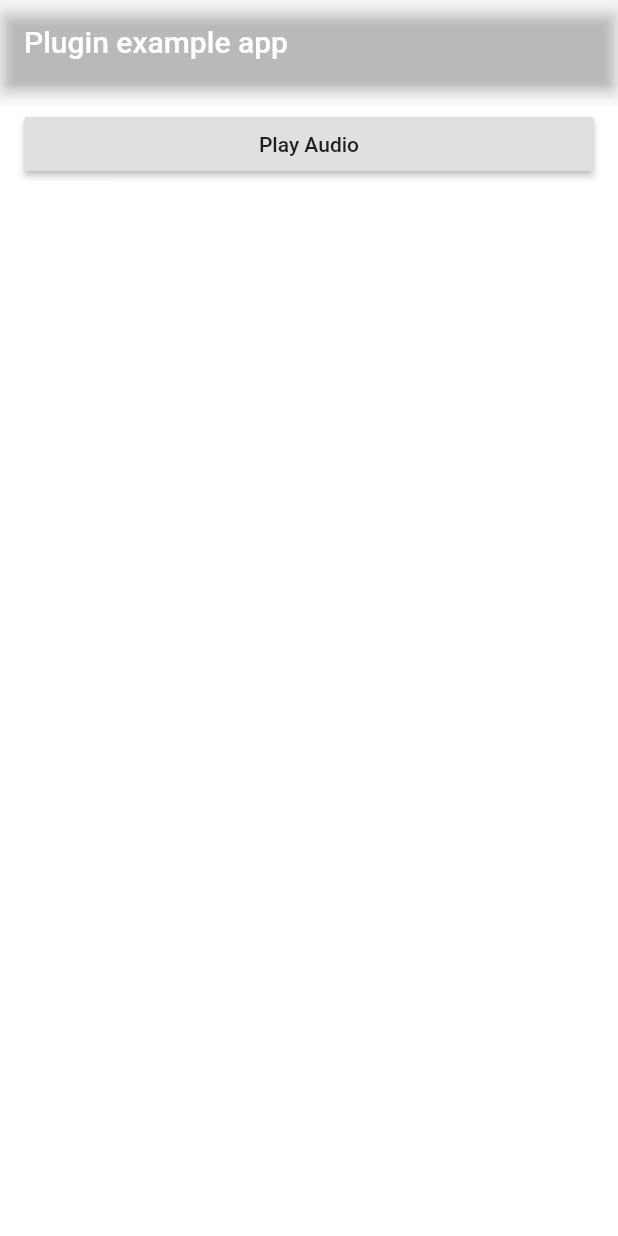
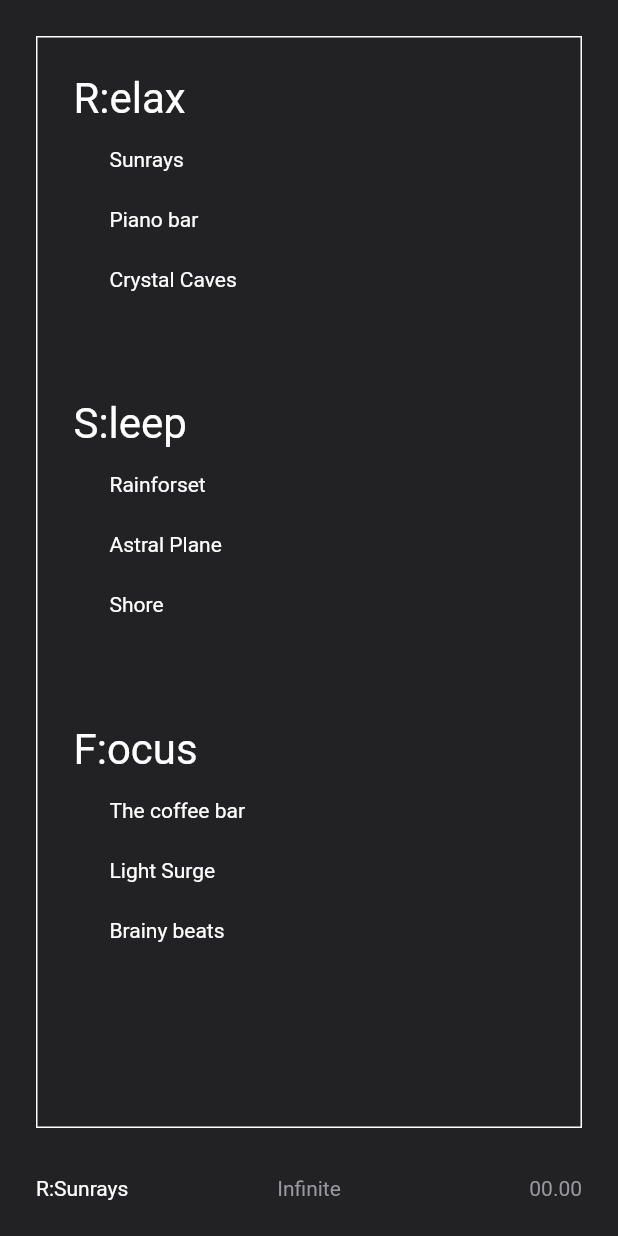
Before and after one commit to Toolenaar/pebbl-app, a Flutter app: the screen it shows after launch, on a phone screen of 412 x 824 dp. Run offline on Flutter 3.47's test engine with Material 2 defaults, Android fonts, the phone set to English and light mode, and no system bars; our stand-ins replace firebase_analytics; accounts and stored records are empty.

Commit message:
added ui for dashboard and list

```diff
--- a/lib/colors.dart
+++ /dev/null
@@ -1,5 +0,0 @@
-import 'dart:ui';
-
-class AppColors {
-  static const Color backgroundColor = Color(0x222224);
-}
--- /dev/null
+++ b/lib/logic/colors.dart
@@ -0,0 +1,6 @@
+import 'dart:ui';
+
+class AppColors {
+  static const Color background = Color(0xFF222224);
+  static const Color inactive = Color(0xFF9898A0);
+}
--- /dev/null
+++ b/lib/logic/texts.dart
@@ -0,0 +1,61 @@
+import 'package:flutter/material.dart';
+
+class H1Text extends StatelessWidget {
+  final String text;
+  final Color color;
+  final double fontSize;
+  const H1Text(this.text, {Key key, this.color = Colors.white, this.fontSize}) : super(key: key);
+
+  @override
+  Widget build(BuildContext context) {
+    return Text(
+      text,
+      style: Theme.of(context).textTheme.headline4.copyWith(color: color, fontSize: fontSize),
+    );
+  }
+}
+
+class BodyText2 extends StatelessWidget {
+  final String text;
+  final Color color;
+  final double fontSize;
+  const BodyText2(this.text, {Key key, this.color = Colors.white, this.fontSize}) : super(key: key);
+
+  @override
+  Widget build(BuildContext context) {
+    return Text(
+      text,
+      style: Theme.of(context).textTheme.bodyText2.copyWith(color: color, fontSize: fontSize),
+    );
+  }
+}
+
+class BodyText1 extends StatelessWidget {
+  final String text;
+  final Color color;
+  final double fontSize;
+  const BodyText1(this.text, {Key key, this.color = Colors.white, this.fontSize}) : super(key: key);
+
+  @override
+  Widget build(BuildContext context) {
+    return Text(
+      text,
+      style: Theme.of(context).textTheme.bodyText1.copyWith(color: color, fontSize: fontSize),
+    );
+  }
+}
+
+class SubtitleText2 extends StatelessWidget {
+  final String text;
+  final Color color;
+  final double fontSize;
+  const SubtitleText2(this.text, {Key key, this.color = Colors.white, this.fontSize}) : super(key: key);
+
+  @override
+  Widget build(BuildContext context) {
+    return Text(
+      text,
+      style: Theme.of(context).textTheme.subtitle2.copyWith(color: color, fontSize: fontSize),
+    );
+  }
+}
--- a/lib/main.dart
+++ b/lib/main.dart
@@ -1,15 +1,40 @@
 import 'package:firebase_analytics/firebase_analytics.dart';
 import 'package:firebase_analytics/observer.dart';
 import 'package:flutter/material.dart';
-import 'package:pebbl/colors.dart';
+import 'package:pebbl/logic/colors.dart';
 
 import 'package:pebbl/model/audio_set.dart';
 import 'package:pebbl/model/stem.dart';
 import 'package:pebbl/plugin/audio_plugin.dart';
+import 'package:pebbl/presenter/sets_presenter.dart';
+import 'package:pebbl/view/dashboard_screen.dart';
 import 'package:pebbl/view/volume_slider.dart';
+import 'package:provider/provider.dart';
 
 void main() {
-  runApp(MyApp());
+  runApp(PebblApp());
+}
+
+class PebblApp extends StatelessWidget {
+  final FirebaseAnalytics analytics = FirebaseAnalytics();
+  PebblApp({Key key}) : super(key: key);
+
+  @override
+  Widget build(BuildContext context) {
+    return MultiProvider(
+      providers: [
+        ChangeNotifierProvider(
+          create: (context) => SetsPresenter(),
+        )
+      ],
+      child: MaterialApp(
+        navigatorObservers: [
+          FirebaseAnalyticsObserver(analytics: analytics),
+        ],
+        home: DashboardScreen(),
+      ),
+    );
+  }
 }
 
 class MyApp extends StatefulWidget {
@@ -70,9 +95,9 @@ class _MyAppState extends State<MyApp> {
         FirebaseAnalyticsObserver(analytics: analytics),
       ],
       home: Scaffold(
-        backgroundColor: AppColors.backgroundColor,
+        backgroundColor: AppColors.background,
         appBar: AppBar(
-          backgroundColor: AppColors.backgroundColor,
+          backgroundColor: AppColors.background,
           title: const Text('Plugin example app'),
         ),
         body: Center(
@@ -84,8 +109,8 @@ class _MyAppState extends State<MyApp> {
                   child: Text(_isPlaying ? 'Pause Audio' : 'Play Audio'),
                   onPressed: _isPlaying ? _pause : _play,
                 ),
-                const SizedBox(height:24),
-               // VolumeSlider(stem: Stem(fileName: 'Test',name: 'Test'),),
+                const SizedBox(height: 24),
+                // VolumeSlider(stem: Stem(fileName: 'Test',name: 'Test'),),
                 ..._createVolumeSliders()
               ],
             ),
--- a/lib/model/audio_set.dart
+++ b/lib/model/audio_set.dart
@@ -1,8 +1,57 @@
 import 'package:pebbl/model/stem.dart';
+
+class SetCategory {
+  final String name;
+  final List<AudioSet> sets;
+
+  SetCategory({this.name, this.sets});
+
+  //convert a list of audiosets to a list ordered by category
+  static List<SetCategory> fromAudioSetList(List<AudioSet> setList) {
+    final categoryMap = Map<String, SetCategory>();
+
+    for (var item in setList) {
+      var cat = categoryMap[item.category];
+      if (cat == null) {
+        categoryMap[item.category] = SetCategory(name: item.category, sets: [item]);
+      } else {
+        cat.sets.add(item);
+      }
+    }
+    final categoryList = List<SetCategory>();
+    categoryMap.forEach((key, value) {
+      categoryList.add(value);
+    });
+    return categoryList;
+  }
+}
 
 class AudioSet {
   final List<Stem> stems;
+  final String category;
+  final String name;
+  final String fileName;
 
-  AudioSet({this.stems});
+  AudioSet({this.stems, this.category, this.name, this.fileName});
 
+  static List<AudioSet> dummySets() {
+    var stems = [
+      Stem(fileName: 'test_1_0Core.mp3', name: 'Core'),
+      Stem(fileName: 'test_1_1low.mp3', name: 'Low'),
+      Stem(fileName: 'test_1_3blink.mp3', name: 'Blink'),
+      Stem(fileName: 'test_1_4birds.mp3', name: 'Birds'),
+      Stem(fileName: 'test_1_paars.mp3', name: 'Paars')
+    ];
+    return [
+      AudioSet(fileName: 'test', name: 'Sunrays', category: 'R:elax',stems: stems),
+      AudioSet(fileName: 'test', name: 'Piano bar', category: 'R:elax',stems: stems),
+      AudioSet(fileName: 'test', name: 'Crystal Caves', category: 'R:elax',stems: stems),
+      AudioSet(fileName: 'test', name: 'Rainforset', category: 'S:leep',stems: stems),
+      AudioSet(fileName: 'test', name: 'Astral Plane', category: 'S:leep',stems: stems),
+      AudioSet(fileName: 'test', name: 'Shore', category: 'S:leep',stems: stems),
+      AudioSet(fileName: 'test', name: 'The coffee bar', category: 'F:ocus',stems: stems),
+      AudioSet(fileName: 'test', name: 'Light Surge', category: 'F:ocus',stems: stems),
+      AudioSet(fileName: 'test', name: 'Brainy beats', category: 'F:ocus',stems: stems),
+    ];
+  }
 }
--- /dev/null
+++ b/lib/presenter/sets_presenter.dart
@@ -0,0 +1,7 @@
+import 'package:flutter/material.dart';
+import 'package:pebbl/model/audio_set.dart';
+class SetsPresenter with ChangeNotifier{
+  List<SetCategory> get setCategories {
+    return SetCategory.fromAudioSetList(AudioSet.dummySets());
+  }
+}
--- /dev/null
+++ b/lib/view/components/bottom_bar.dart
@@ -0,0 +1,72 @@
+import 'package:flutter/material.dart';
+import 'package:pebbl/logic/colors.dart';
+import 'package:pebbl/logic/texts.dart';
+
+class BottomBar extends StatelessWidget {
+  final Function(int) onTabChanged;
+  final int activeIndex;
+  const BottomBar({Key key, @required this.onTabChanged, this.activeIndex = 0}) : super(key: key);
+
+  @override
+  Widget build(BuildContext context) {
+    return Row(
+      mainAxisAlignment: MainAxisAlignment.spaceEvenly,
+      children: <Widget>[
+        Expanded(
+            flex: 1,
+            child: BottomBarItem(
+              textAlignment: Alignment.centerLeft,
+              title: 'R:Sunrays',
+              onTap: () => onTabChanged(0),
+              isActive: activeIndex == 0,
+            )),
+        Expanded(
+            flex: 1,
+            child: BottomBarItem(
+              title: 'Infinite',
+              onTap: () => onTabChanged(1),
+              isActive: activeIndex == 1,
+            )),
+        Expanded(
+          flex: 1,
+          child: BottomBarItem(
+            textAlignment: Alignment.centerRight,
+            title: '00.00',
+            onTap: () => onTabChanged(2),
+            isActive: activeIndex == 2,
+          ),
+        )
+      ],
+    );
+  }
+}
+
+class BottomBarItem extends StatelessWidget {
+  final String title;
+  final Function onTap;
+  final AlignmentGeometry textAlignment;
+  final bool isActive;
+  const BottomBarItem(
+      {Key key,
+      @required this.title,
+      this.isActive = false,
+      @required this.onTap,
+      this.textAlignment = Alignment.center})
+      : super(key: key);
+
+  @override
+  Widget build(BuildContext context) {
+    final color = isActive ? Colors.white : AppColors.inactive;
+    return GestureDetector(
+      onTap: onTap,
+      child: Container(
+        color: Colors.transparent,
+        padding: const EdgeInsets.fromLTRB(24, 8, 24, 24),
+        child: Align(
+          alignment: textAlignment,
+          child: BodyText2(title, color: color),
+        ),
+      ),
+    );
+  }
+}
--- /dev/null
+++ b/lib/view/components/set_center_piece.dart
@@ -0,0 +1,11 @@
+import 'package:flutter/material.dart';
+
+class SetCenterpiece extends StatelessWidget {
+  const SetCenterpiece({Key key}) : super(key: key);
+
+  @override
+  Widget build(BuildContext context) {
+    final size = MediaQuery.of(context).size.width / 2;
+    return Image.asset('assets/img/img_center_piece.png');
+  }
+}
--- /dev/null
+++ b/lib/view/components/sets/sets_list.dart
@@ -0,0 +1,70 @@
+import 'package:flutter/material.dart';
+import 'package:pebbl/logic/texts.dart';
+import 'package:pebbl/model/audio_set.dart';
+import 'package:pebbl/presenter/sets_presenter.dart';
+import 'package:provider/provider.dart';
+
+class SetsList extends StatelessWidget {
+  const SetsList({Key key}) : super(key: key);
+
+  @override
+  Widget build(BuildContext context) {
+    //todo stream from firebase
+    var items = context.select<SetsPresenter, List<SetCategory>>((value) => value.setCategories);
+    return Container(
+      padding: const EdgeInsets.all(24),
+      decoration: BoxDecoration(
+        border: Border.all(
+          color: Colors.white,
+        ),
+      ),
+      child: ListView.builder(
+          itemBuilder: (context, index) {
+            return SetsListCategoryListItem(
+              category: items[index],
+            );
+          },
+          itemCount: items.length),
+    );
+  }
+}
+
+class SetsListCategoryListItem extends StatelessWidget {
+  final SetCategory category;
+  const SetsListCategoryListItem({Key key, this.category}) : super(key: key);
+
+  @override
+  Widget build(BuildContext context) {
+    // final sets =
+    return Container(
+      child: Column(
+        crossAxisAlignment: CrossAxisAlignment.stretch,
+        children: <Widget>[
+          Padding(
+            padding: const EdgeInsets.only(bottom: 16),
+            child: H1Text(category.name,fontSize: 28,),
+          ),
+          ...category.sets.map(
+            (audioSet) => SetsListSetItem(
+              audioSet: audioSet,
+            ),
+          ),
+          const SizedBox(height: 48)
+        ],
+      ),
+    );
+  }
+}
+
+class SetsListSetItem extends StatelessWidget {
+  final AudioSet audioSet;
+  const SetsListSetItem({Key key, @required this.audioSet}) : super(key: key);
+
+  @override
+  Widget build(BuildContext context) {
+    return Padding(
+      padding: const EdgeInsets.fromLTRB(24,0,24,24),
+      child: BodyText2(audioSet.name,fontSize: 14,),
+    );
+  }
+}
--- /dev/null
+++ b/lib/view/dashboard_screen.dart
@@ -0,0 +1,57 @@
+import 'package:flutter/material.dart';
+import 'package:pebbl/logic/colors.dart';
+import 'package:pebbl/view/components/bottom_bar.dart';
+import 'package:pebbl/view/components/set_center_piece.dart';
+import 'package:pebbl/view/components/sets/sets_list.dart';
+
+class DashboardScreen extends StatefulWidget {
+  const DashboardScreen({Key key}) : super(key: key);
+
+  @override
+  _DashboardScreenState createState() => _DashboardScreenState();
+}
+
+class _DashboardScreenState extends State<DashboardScreen> {
+  int _activeIndex = 0;
+
+  void _onTabChanged(int index) {
+    setState(() {
+      if (index == _activeIndex) {
+        _activeIndex = -1;
+      } else {
+        _activeIndex = index;
+      }
+    });
+  }
+
+  Widget _viewForIndex() {
+    if (_activeIndex == -1) return SetCenterpiece();
+    if (_activeIndex == 0) return SetsList();
+    return const SizedBox();
+  }
+
+  @override
+  Widget build(BuildContext context) {
+    return Scaffold(
+      backgroundColor: AppColors.background,
+      body: SafeArea(
+        child: Column(
+          children: <Widget>[
+            Expanded(
+              child: Container(
+                padding: const EdgeInsets.all(24),
+                child: Center(
+                  child: _viewForIndex(),
+                ),
+              ),
+            ),
+            BottomBar(
+              activeIndex: _activeIndex,
+              onTabChanged: _onTabChanged,
+            )
+          ],
+        ),
+      ),
+    );
+  }
+}
--- a/lib/view/volume_slider.dart
+++ b/lib/view/volume_slider.dart
@@ -1,5 +1,5 @@
 import 'package:flutter/material.dart';
-import 'package:pebbl/colors.dart';
+import 'package:pebbl/logic/colors.dart';
 import 'package:pebbl/model/stem.dart';
 
 class VolumeSlider extends StatelessWidget {
@@ -20,7 +20,7 @@ class VolumeSlider extends StatelessWidget {
             inactiveTrackColor:Colors.white.withOpacity(0.3),
             trackShape: RectangularSliderTrackShape(),
             trackHeight: 1.0,
-            thumbColor: AppColors.backgroundColor,
+            thumbColor: AppColors.background,
             thumbShape: CustomThumbShape(),
             overlayColor: Colors.transparent,
             overlayShape: RoundSliderOverlayShape(overlayRadius: 28.0),
```
Also changed, not shown: pubspec.yaml (+4 -4 lines), assets/img/2.0x/img_center_piece.png (added), assets/img/3.0x/img_center_piece.png (added), assets/img/img_center_piece.png (added), pubspec.lock, 1 other file.
